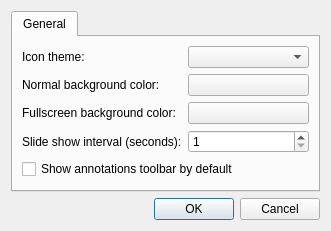
Above: src/preferencesdialog.ui from lxqt/lximage-qt before the change. Below: the same form after it.
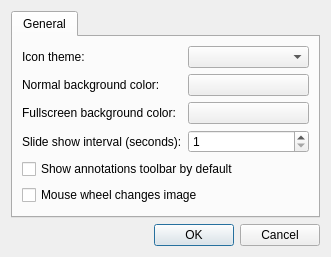
That is the form after the change. Custom widgets are drawn as their Qt base class.

Commit message: Add preference option to deactivate image changing by mouse wheel

What changed in the file:
```diff
--- a/src/preferencesdialog.ui
+++ b/src/preferencesdialog.ui
@@ -86,6 +86,13 @@
          </property>
         </widget>
        </item>
+       <item row="5" column="0" colspan="2">
+        <widget class="QCheckBox" name="wheelChangesImage">
+         <property name="text">
+          <string>Mouse wheel changes image</string>
+         </property>
+        </widget>
+       </item>
       </layout>
      </widget>
     </widget>
```
The commit also changes 4 other files.
